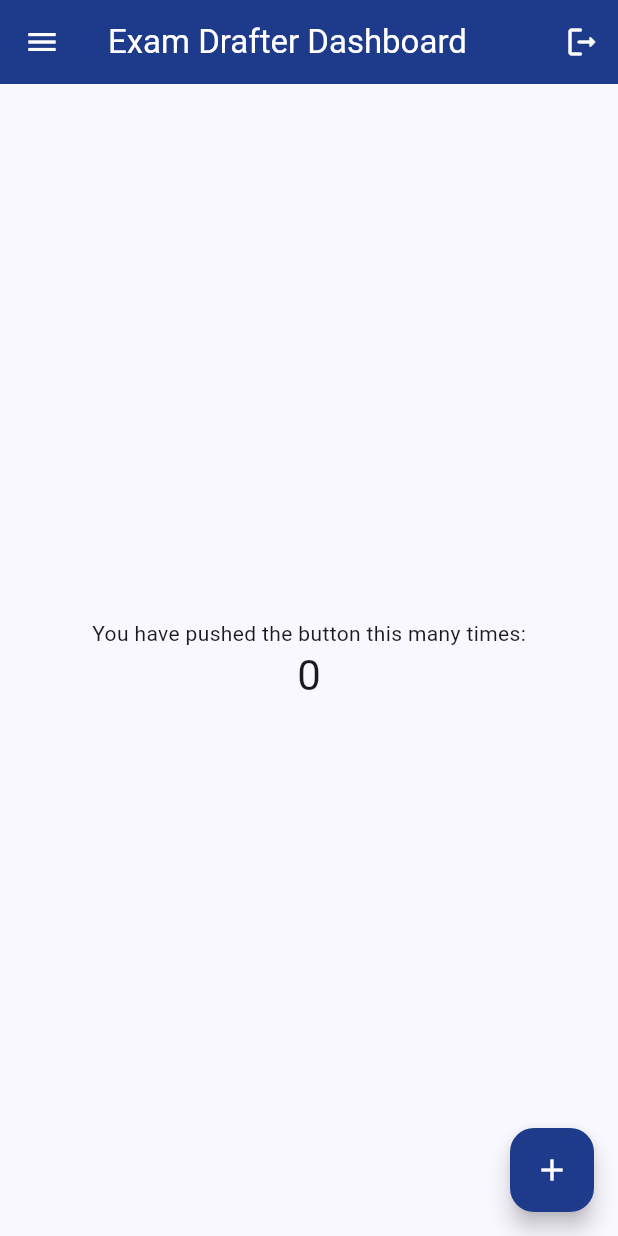
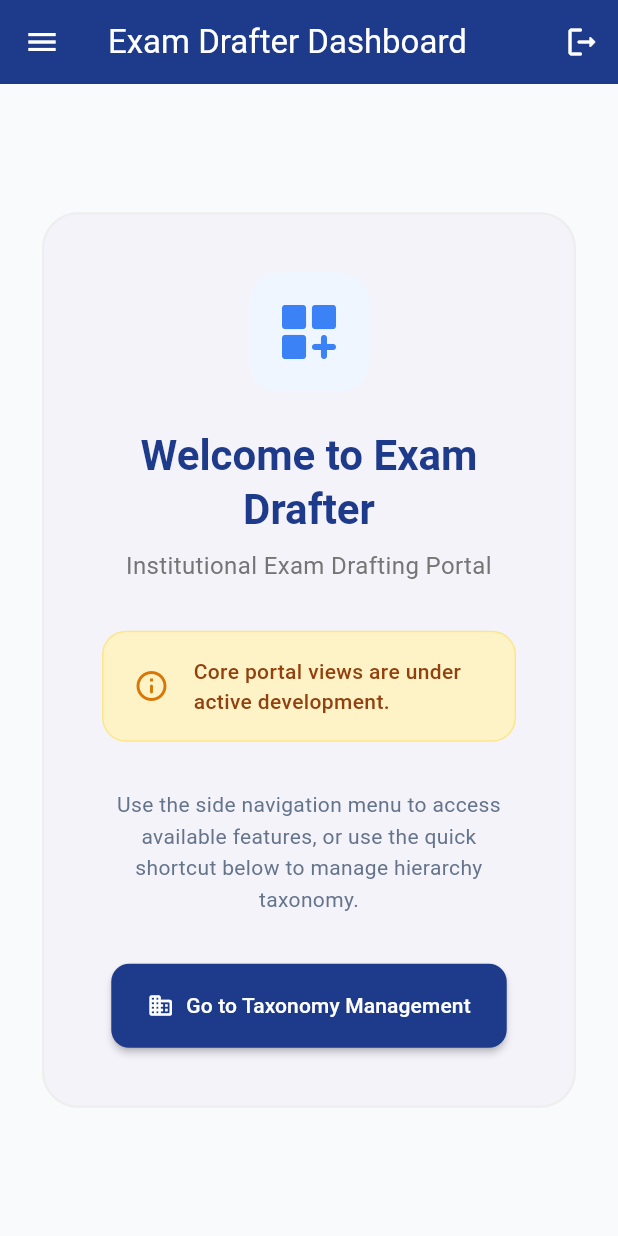
Before and after one commit to ted-devs/examdrafter, a Flutter app: the screen it shows once a user with an empty profile is signed in, on a phone screen of 412 x 824 dp. Run offline on Flutter 3.47's test engine with Material 3 defaults, Android fonts, the light colour scheme and no system bars; our stand-ins replace cloud_firestore, firebase_auth, firebase_core; accounts and stored records are empty.

Commit message:
style(dashboard): Replace default counter with a polished welcome dashboard and quick shortcut

```diff
--- a/lib/main.dart
+++ b/lib/main.dart
@@ -47,21 +47,10 @@ class MyHomePage extends StatefulWidget {
 }
 
 class _MyHomePageState extends State<MyHomePage> {
-  int _counter = 0;
-
-  void _incrementCounter() {
-    setState(() {
-      // This call to setState tells the Flutter framework that something has
-      // changed in this State, which causes it to rerun the build method below
-      // so that the display can reflect the updated values. If we changed
-      // _counter without calling setState(), then the build method would not be
-      // called again, and so nothing would appear to happen.
-      _counter++;
-    });
-  }
-
   @override
   Widget build(BuildContext context) {
+    final theme = Theme.of(context);
+
     return Scaffold(
       appBar: AppBar(
         backgroundColor: const Color(0xFF1E3A8A),
@@ -139,24 +128,112 @@ class _MyHomePageState extends State<MyHomePage> {
           ],
         ),
       ),
-      body: Center(
+      body: Container(
+        color: const Color(0xFFF8FAFC),
+        padding: const EdgeInsets.all(24.0),
+        child: Center(
+          child: ConstrainedBox(
+            constraints: const BoxConstraints(maxWidth: 600),
+            child: Card(
+              elevation: 0,
+              shape: RoundedRectangleBorder(
+                borderRadius: BorderRadius.circular(24),
+                side: BorderSide(color: Colors.grey.shade200, width: 1.5),
+              ),
+              child: Padding(
+                padding: const EdgeInsets.all(40.0),
                 child: Column(
-          mainAxisAlignment: MainAxisAlignment.center,
+                  mainAxisSize: MainAxisSize.min,
                   children: [
-            const Text('You have pushed the button this many times:'),
+                    Container(
+                      padding: const EdgeInsets.all(16),
+                      decoration: BoxDecoration(
+                        color: const Color(0xFFEFF6FF),
+                        borderRadius: BorderRadius.circular(20),
+                      ),
+                      child: const Icon(
+                        Icons.dashboard_customize_rounded,
+                        color: Color(0xFF3B82F6),
+                        size: 48,
+                      ),
+                    ),
+                    const SizedBox(height: 24),
                     Text(
-              '$_counter',
-              style: Theme.of(context).textTheme.headlineMedium,
+                      'Welcome to Exam Drafter',
+                      textAlign: TextAlign.center,
+                      style: theme.textTheme.headlineMedium?.copyWith(
+                        color: const Color(0xFF1E3A8A),
+                        fontWeight: FontWeight.bold,
+                      ),
+                    ),
+                    const SizedBox(height: 8),
+                    Text(
+                      'Institutional Exam Drafting Portal',
+                      textAlign: TextAlign.center,
+                      style: theme.textTheme.bodyMedium?.copyWith(
+                        color: Colors.grey[600],
+                        fontSize: 16,
+                      ),
+                    ),
+                    const SizedBox(height: 32),
+                    Container(
+                      padding: const EdgeInsets.symmetric(horizontal: 20, vertical: 16),
+                      decoration: BoxDecoration(
+                        color: const Color(0xFFFEF3C7),
+                        borderRadius: BorderRadius.circular(16),
+                        border: Border.all(color: const Color(0xFFFDE68A)),
+                      ),
+                      child: Row(
+                        children: [
+                          const Icon(Icons.info_outline_rounded, color: Color(0xFFD97706)),
+                          const SizedBox(width: 16),
+                          Expanded(
+                            child: Text(
+                              'Core portal views are under active development.',
+                              style: TextStyle(
+                                color: const Color(0xFF92400E),
+                                fontWeight: FontWeight.w500,
+                                fontSize: 14,
+                              ),
+                            ),
                           ),
                         ],
                       ),
                     ),
-      floatingActionButton: FloatingActionButton(
-        onPressed: _incrementCounter,
-        tooltip: 'Increment',
+                    const SizedBox(height: 32),
+                    const Text(
+                      'Use the side navigation menu to access available features, or use the quick shortcut below to manage hierarchy taxonomy.',
+                      textAlign: TextAlign.center,
+                      style: TextStyle(color: Color(0xFF64748B), height: 1.5),
+                    ),
+                    const SizedBox(height: 32),
+                    ElevatedButton.icon(
+                      onPressed: () {
+                        Navigator.push(
+                          context,
+                          MaterialPageRoute(
+                            builder: (context) => const TaxonomyManagementScreen(),
+                          ),
+                        );
+                      },
+                      icon: const Icon(Icons.business_rounded),
+                      label: const Text('Go to Taxonomy Management'),
+                      style: ElevatedButton.styleFrom(
                         backgroundColor: const Color(0xFF1E3A8A),
                         foregroundColor: Colors.white,
-        child: const Icon(Icons.add),
+                        padding: const EdgeInsets.symmetric(horizontal: 24, vertical: 18),
+                        shape: RoundedRectangleBorder(
+                          borderRadius: BorderRadius.circular(12),
+                        ),
+                        elevation: 2,
+                      ),
+                    ),
+                  ],
+                ),
+              ),
+            ),
+          ),
+        ),
       ),
     );
   }
```
Lines whose indentation alone changed are shown as unchanged.
